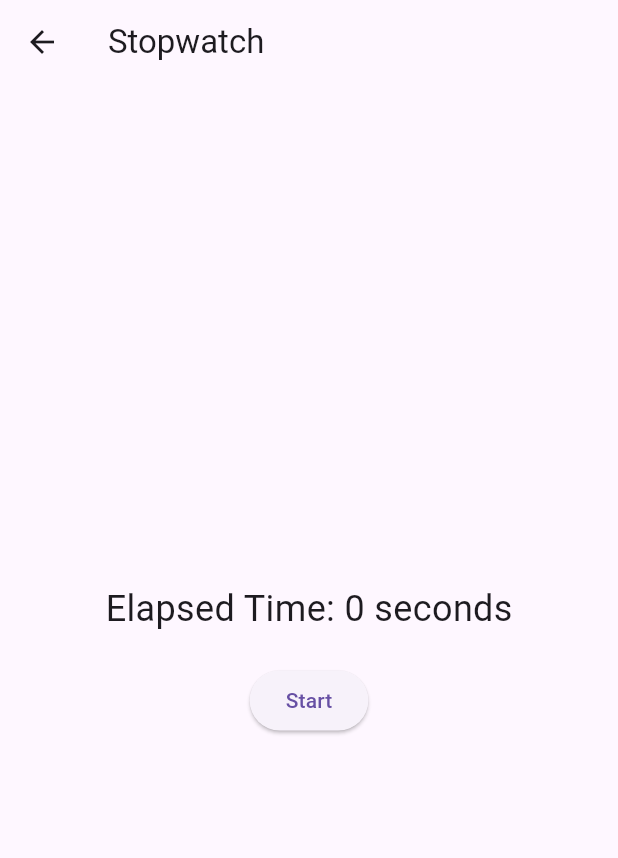
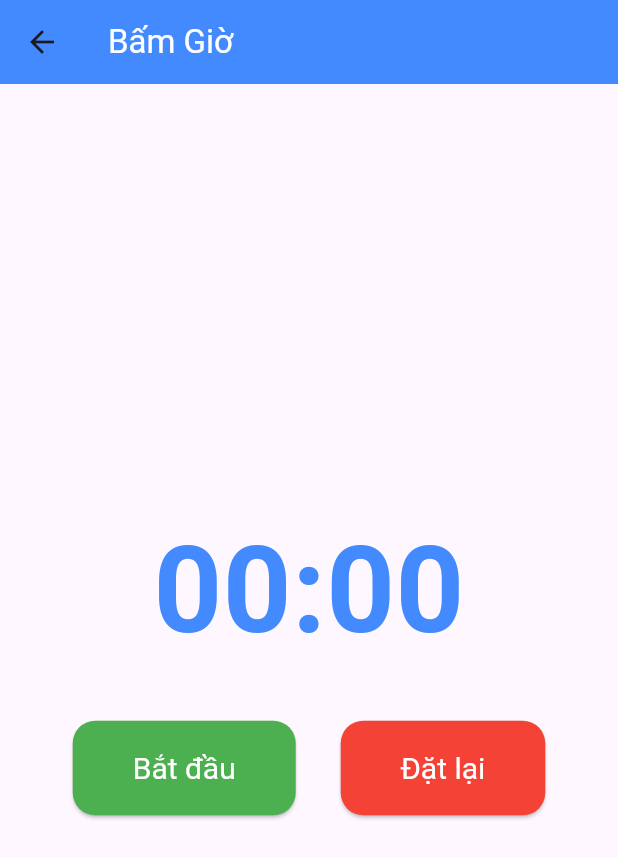
Before and after one commit to NguyenNhatHuynh/Time-Tracker-App, a Flutter app: the StopwatchScreen screen opened directly, on a phone screen of 412 x 824 dp. Shown: the top 858 px of the screen. Run offline on Flutter 3.47's test engine with Material 3 defaults, Android fonts, the phone set to English and light mode, and no system bars; our stand-ins replace audioplayers.

Commit message:
Future - StopWatch v1

```diff
--- a/lib/main.dart
+++ b/lib/main.dart
@@ -3,6 +3,7 @@ import 'package:provider/provider.dart';
 import 'package:time_tracker/utils/theme_manager.dart';
 import 'package:time_tracker/screens/timer_screen.dart';
 import 'package:time_tracker/screens/current_time_screen.dart';
+import 'package:time_tracker/screens/stopwatch_screen.dart';
 
 void main() {
   runApp(
@@ -34,6 +35,7 @@ class MyApp extends StatelessWidget {
         '/': (context) => BaseScreen(),
         '/timer': (context) => BaseScreen(selectedIndex: 1),
         '/current_time': (context) => BaseScreen(selectedIndex: 2),
+        '/stopwatch': (context) => BaseScreen(selectedIndex: 3),
       },
     );
   }
@@ -55,6 +57,7 @@ class _BaseScreenState extends State<BaseScreen> {
     HomeContent(),
     TimerScreen(),
     CurrentTimeScreen(),
+    StopwatchScreen(),
   ];
 
   @override
@@ -94,11 +97,15 @@ class _BaseScreenState extends State<BaseScreen> {
           ),
           BottomNavigationBarItem(
             icon: Icon(Icons.timer),
-            label: 'Timer',
+            label: 'Hẹn Giờ',
           ),
           BottomNavigationBarItem(
             icon: Icon(Icons.access_time),
-            label: 'Current Time',
+            label: 'Hiển thị giờ hiện tại',
+          ),
+          BottomNavigationBarItem(
+            icon: Icon(Icons.access_time),
+            label: 'Bấm Giờ',
           ),
         ],
       ),
@@ -119,14 +126,20 @@ class HomeContent extends StatelessWidget {
           _buildFeatureCard(
             context,
             icon: Icons.timer,
-            label: 'Timer Screen',
+            label: 'Hẹn Giờ',
             routeName: '/timer',
           ),
           _buildFeatureCard(
             context,
             icon: Icons.access_time,
-            label: 'Current Time Screen',
+            label: 'Hiển thị giờ hiện tại',
             routeName: '/current_time',
+          ),
+          _buildFeatureCard(
+            context,
+            icon: Icons.access_time,
+            label: 'Bấm Giờ',
+            routeName: '/stopwatch',
           ),
         ],
       ),
--- a/lib/screens/current_time_screen.dart
+++ b/lib/screens/current_time_screen.dart
@@ -43,7 +43,11 @@ class _CurrentTimeScreenState extends State<CurrentTimeScreen> {
   @override
   Widget build(BuildContext context) {
     return Scaffold(
-      appBar: AppBar(title: Text("Current Time")),
+      appBar: AppBar(
+        title: Text("Hiển thị giờ hiện tại",
+            style: TextStyle(color: Colors.white)),
+        backgroundColor: Colors.blueAccent,
+      ),
       body: Center(
         child: Text(
           _currentTime,
--- a/lib/screens/stopwatch_screen.dart
+++ b/lib/screens/stopwatch_screen.dart
@@ -8,7 +8,7 @@ class StopwatchScreen extends StatefulWidget {
 
 class _StopwatchScreenState extends State<StopwatchScreen> {
   bool _isRunning = false;
-  int _elapsedTime = 0;
+  int _elapsedTime = 0; // Elapsed time in seconds
   late Stopwatch _stopwatch;
   late Ticker _ticker;
 
@@ -41,28 +41,82 @@ class _StopwatchScreenState extends State<StopwatchScreen> {
     });
   }
 
+  void _resetStopwatch() {
+    setState(() {
+      _elapsedTime = 0;
+      _stopwatch.reset();
+    });
+  }
+
   @override
   void dispose() {
     _ticker.dispose();
     super.dispose();
   }
 
+  String _formatTime(int seconds) {
+    int minutes = seconds ~/ 60;
+    int remainingSeconds = seconds % 60;
+    return '${_padZero(minutes)}:${_padZero(remainingSeconds)}';
+  }
+
+  String _padZero(int value) {
+    return value.toString().padLeft(2, '0');
+  }
+
   @override
   Widget build(BuildContext context) {
     return Scaffold(
-      appBar: AppBar(title: Text("Stopwatch")),
+      appBar: AppBar(
+        title: Text("Bấm Giờ", style: TextStyle(color: Colors.white)),
+        backgroundColor: Colors.blueAccent,
+      ),
       body: Center(
         child: Column(
           mainAxisAlignment: MainAxisAlignment.center,
           children: [
             Text(
-              'Elapsed Time: $_elapsedTime seconds',
-              style: TextStyle(fontSize: 24),
+              _formatTime(_elapsedTime),
+              style: TextStyle(
+                fontSize: 80, // Tăng kích thước hiển thị thời gian
+                fontWeight: FontWeight.bold,
+                color: Colors.blueAccent, // Thêm màu cho thời gian
+              ),
             ),
-            SizedBox(height: 20),
-            ElevatedButton(
-              onPressed: _isRunning ? _stopStopwatch : _startStopwatch,
-              child: Text(_isRunning ? 'Stop' : 'Start'),
+            SizedBox(height: 30),
+            Row(
+              mainAxisAlignment: MainAxisAlignment.center,
+              children: [
+                ElevatedButton(
+                  onPressed: _isRunning ? _stopStopwatch : _startStopwatch,
+                  style: ElevatedButton.styleFrom(
+                    backgroundColor:
+                        Colors.green, // Màu nền của nút "Bắt đầu/Dừng"
+                    padding: EdgeInsets.symmetric(
+                        horizontal: 40, vertical: 20), // Tăng kích thước nút
+                    textStyle: TextStyle(fontSize: 20), // Tăng kích thước chữ
+                    shape: RoundedRectangleBorder(
+                      borderRadius: BorderRadius.circular(15), // Bo góc
+                    ),
+                  ),
+                  child: Text(_isRunning ? 'Dừng' : 'Bắt đầu',
+                      style: TextStyle(color: Colors.white)),
+                ),
+                SizedBox(width: 30),
+                ElevatedButton(
+                  onPressed: _resetStopwatch,
+                  style: ElevatedButton.styleFrom(
+                    backgroundColor: Colors.red, // Màu nền của nút "Đặt lại"
+                    padding: EdgeInsets.symmetric(
+                        horizontal: 40, vertical: 20), // Tăng kích thước nút
+                    textStyle: TextStyle(fontSize: 20), // Tăng kích thước chữ
+                    shape: RoundedRectangleBorder(
+                      borderRadius: BorderRadius.circular(15), // Bo góc
+                    ),
+                  ),
+                  child: Text('Đặt lại', style: TextStyle(color: Colors.white)),
+                ),
+              ],
             ),
           ],
         ),
--- a/lib/screens/timer_screen.dart
+++ b/lib/screens/timer_screen.dart
@@ -118,7 +118,7 @@ class _TimerScreenState extends State<TimerScreen> {
   Widget build(BuildContext context) {
     return Scaffold(
       appBar: AppBar(
-        title: Text("Timer", style: TextStyle(color: Colors.black)),
+        title: Text("Hẹn Giờ", style: TextStyle(color: Colors.white)),
         backgroundColor: Colors.blueAccent,
       ),
       body: Padding(
```
Also changed, not shown: 1 other file.
